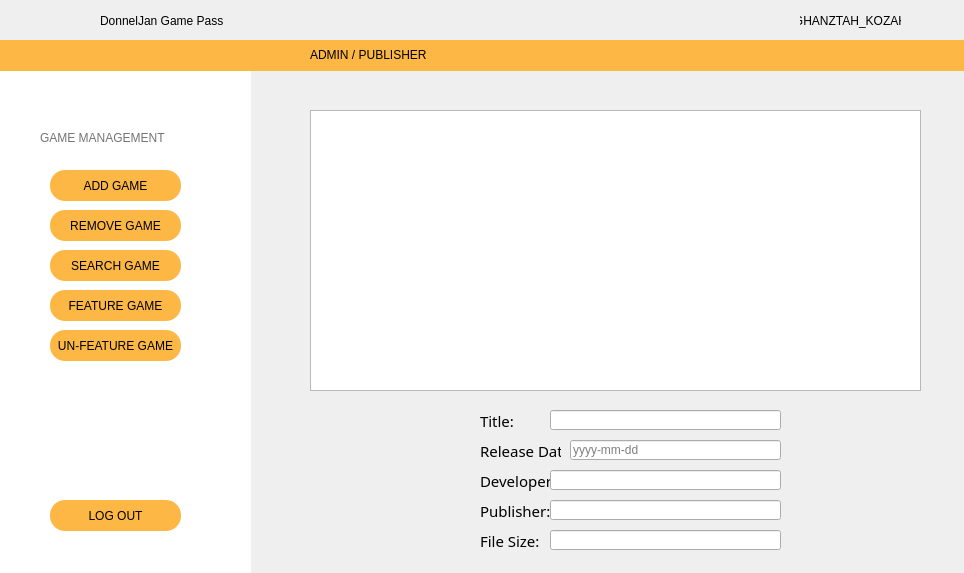
Qt form admin_dashboard.ui (deej4y7/DJ_video_game_library_system) before a commit.
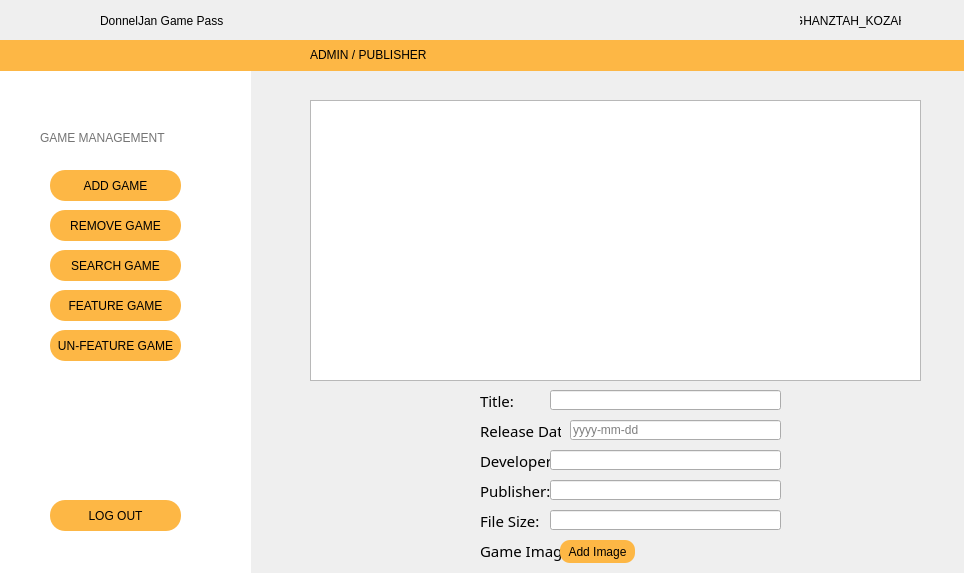
The same form after that commit. Icons and pictures are not drawn.

Commit message: "add image" and "game image option" added to the admin dashboard ui

```diff
--- a/admin_dashboard.ui
+++ b/admin_dashboard.ui
@@ -371,7 +371,7 @@
     <property name="geometry">
      <rect>
       <x>310</x>
-      <y>110</y>
+      <y>100</y>
       <width>611</width>
       <height>281</height>
      </rect>
@@ -381,7 +381,7 @@
     <property name="geometry">
      <rect>
       <x>550</x>
-      <y>410</y>
+      <y>390</y>
       <width>231</width>
       <height>20</height>
      </rect>
@@ -391,7 +391,7 @@
     <property name="geometry">
      <rect>
       <x>480</x>
-      <y>410</y>
+      <y>390</y>
       <width>61</width>
       <height>21</height>
      </rect>
@@ -410,7 +410,7 @@
     <property name="geometry">
      <rect>
       <x>480</x>
-      <y>440</y>
+      <y>420</y>
       <width>81</width>
       <height>21</height>
      </rect>
@@ -429,7 +429,7 @@
     <property name="geometry">
      <rect>
       <x>570</x>
-      <y>440</y>
+      <y>420</y>
       <width>211</width>
       <height>20</height>
      </rect>
@@ -442,7 +442,7 @@
     <property name="geometry">
      <rect>
       <x>480</x>
-      <y>470</y>
+      <y>450</y>
       <width>81</width>
       <height>21</height>
      </rect>
@@ -461,7 +461,7 @@
     <property name="geometry">
      <rect>
       <x>480</x>
-      <y>500</y>
+      <y>480</y>
       <width>81</width>
       <height>21</height>
      </rect>
@@ -480,7 +480,7 @@
     <property name="geometry">
      <rect>
       <x>550</x>
-      <y>470</y>
+      <y>450</y>
       <width>231</width>
       <height>20</height>
      </rect>
@@ -490,7 +490,7 @@
     <property name="geometry">
      <rect>
       <x>550</x>
-      <y>500</y>
+      <y>480</y>
       <width>231</width>
       <height>20</height>
      </rect>
@@ -500,7 +500,7 @@
     <property name="geometry">
      <rect>
       <x>480</x>
-      <y>530</y>
+      <y>510</y>
       <width>81</width>
       <height>21</height>
      </rect>
@@ -519,12 +519,49 @@
     <property name="geometry">
      <rect>
       <x>550</x>
-      <y>530</y>
+      <y>510</y>
       <width>231</width>
       <height>20</height>
      </rect>
     </property>
    </widget>
+   <widget class="QLabel" name="filesize_gamemanagement_2">
+    <property name="geometry">
+     <rect>
+      <x>480</x>
+      <y>540</y>
+      <width>81</width>
+      <height>21</height>
+     </rect>
+    </property>
+    <property name="font">
+     <font>
+      <family>Bahnschrift SemiLight SemiConde</family>
+      <pointsize>11</pointsize>
+     </font>
+    </property>
+    <property name="text">
+     <string>Game Image:</string>
+    </property>
+   </widget>
+   <widget class="QPushButton" name="pushButton">
+    <property name="geometry">
+     <rect>
+      <x>560</x>
+      <y>540</y>
+      <width>75</width>
+      <height>23</height>
+     </rect>
+    </property>
+    <property name="styleSheet">
+     <string notr="true">font: 11pt &quot;Bahnschrift SemiLight Condensed&quot;;
+background-color: rgb(253, 183, 69);
+border-radius: 10px;</string>
+    </property>
+    <property name="text">
+     <string>Add Image</string>
+    </property>
+   </widget>
    <zorder>settingsicon</zorder>
    <zorder>logoicon</zorder>
    <zorder>LogoFont</zorder>
```
Left out of the diff: 2 changed lines with no effect on the pictures.
